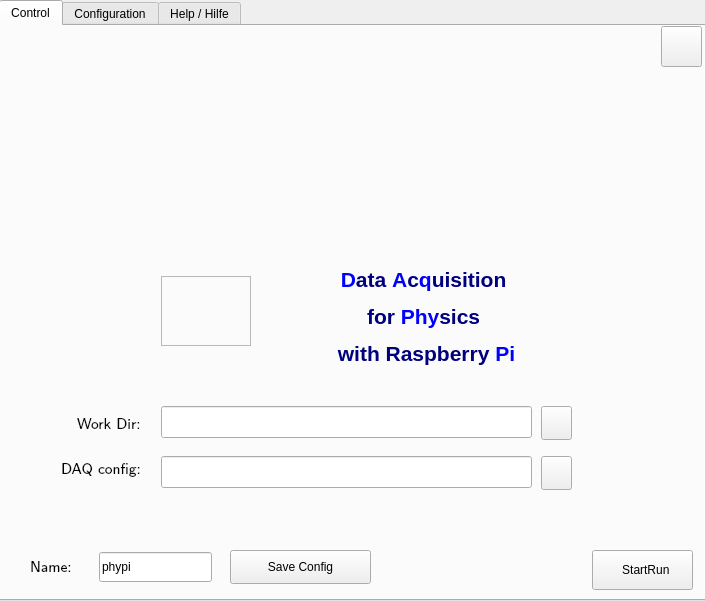
This is phypidaq/phypi.ui in GuenterQuast/PhyPiDAQ as Qt 5 draws it before an edit. The edited form follows.
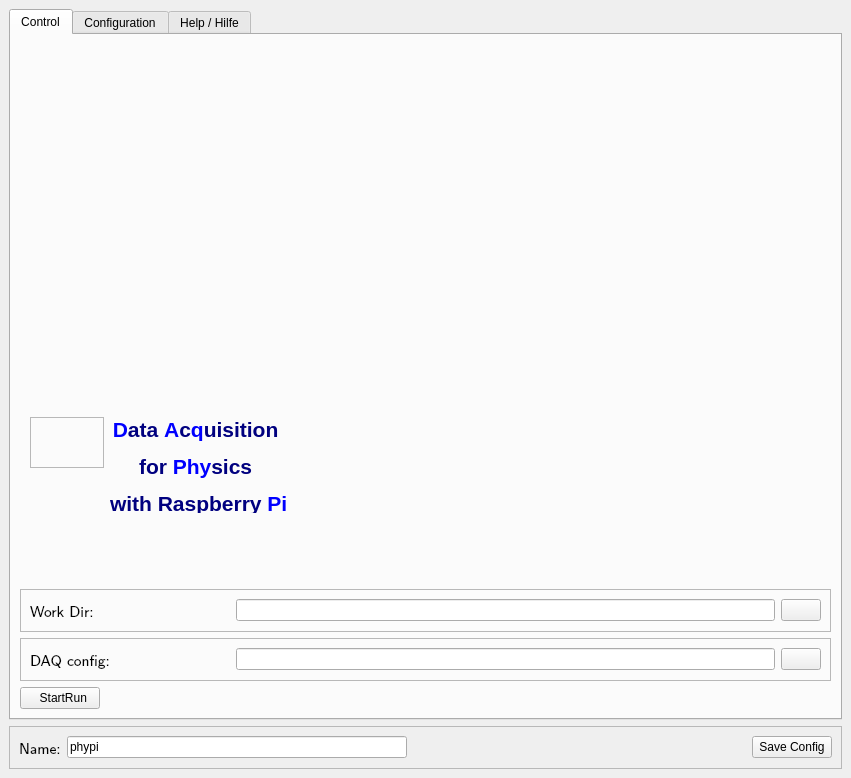
This is the edited form. Icons and pictures are not drawn.

Commit message:
make UI responsive
fixed alignment issue in Qt-Designer to make it responsive

The edit to the form file:
```diff
--- a/phypidaq/phypi.ui
+++ b/phypidaq/phypi.ui
@@ -6,8 +6,8 @@
    <rect>
     <x>0</x>
     <y>0</y>
-    <width>705</width>
-    <height>601</height>
+    <width>851</width>
+    <height>778</height>
    </rect>
   </property>
   <property name="sizePolicy">
@@ -26,15 +26,9 @@
      <verstretch>0</verstretch>
     </sizepolicy>
    </property>
+   <layout class="QVBoxLayout" name="verticalLayout_3">
+    <item>
    <widget class="QTabWidget" name="tab_Main">
-    <property name="geometry">
-     <rect>
-      <x>-1</x>
-      <y>0</y>
-      <width>711</width>
-      <height>601</height>
-     </rect>
-    </property>
     <property name="toolTip">
      <string>&lt;html&gt;&lt;head/&gt;&lt;body&gt;&lt;p&gt;Output  / Configuration / Help&lt;/p&gt;&lt;/body&gt;&lt;/html&gt;</string>
     </property>
@@ -54,15 +48,56 @@
      <attribute name="title">
       <string>Control</string>
      </attribute>
+       <layout class="QVBoxLayout" name="verticalLayout_10">
+        <item>
+         <widget class="QLabel" name="label_3">
+          <property name="text">
+           <string/>
+          </property>
+         </widget>
+        </item>
+        <item>
+         <widget class="QLabel" name="label_2">
+          <property name="sizePolicy">
+           <sizepolicy hsizetype="Fixed" vsizetype="Preferred">
+            <horstretch>0</horstretch>
+            <verstretch>0</verstretch>
+           </sizepolicy>
+          </property>
+          <property name="text">
+           <string/>
+          </property>
+          <property name="pixmap">
+           <pixmap>images/PhyPiDAQdiagram.png</pixmap>
+          </property>
+          <property name="scaledContents">
+           <bool>true</bool>
+          </property>
+         </widget>
+        </item>
+        <item>
+         <widget class="QFrame" name="frame_3">
+          <property name="frameShape">
+           <enum>QFrame::NoFrame</enum>
+          </property>
+          <property name="frameShadow">
+           <enum>QFrame::Raised</enum>
+          </property>
      <widget class="QLabel" name="label_Picture">
       <property name="geometry">
        <rect>
-        <x>160</x>
-        <y>250</y>
-        <width>90</width>
-        <height>70</height>
-       </rect>
-      </property>
+             <x>10</x>
+             <y>10</y>
+             <width>74</width>
+             <height>51</height>
+            </rect>
+           </property>
+           <property name="sizePolicy">
+            <sizepolicy hsizetype="Fixed" vsizetype="Fixed">
+             <horstretch>0</horstretch>
+             <verstretch>0</verstretch>
+            </sizepolicy>
+           </property>
       <property name="toolTip">
        <string>PhyPi Data Acquitision with Raspberry Pi</string>
       </property>
@@ -85,12 +120,18 @@
      <widget class="QLabel" name="label_caption">
       <property name="geometry">
        <rect>
-        <x>230</x>
-        <y>220</y>
-        <width>391</width>
-        <height>141</height>
-       </rect>
-      </property>
+             <x>90</x>
+             <y>10</y>
+             <width>177</width>
+             <height>96</height>
+            </rect>
+           </property>
+           <property name="sizePolicy">
+            <sizepolicy hsizetype="Fixed" vsizetype="Preferred">
+             <horstretch>0</horstretch>
+             <verstretch>0</verstretch>
+            </sizepolicy>
+           </property>
       <property name="font">
        <font>
         <pointsize>12</pointsize>
@@ -100,14 +141,100 @@
        <string>&lt;html&gt;&lt;head/&gt;&lt;body&gt;&lt;p align=&quot;center&quot;&gt;&lt;span style=&quot; font-size:16pt; font-weight:600; color:#0000ff;&quot;&gt;D&lt;/span&gt;&lt;span style=&quot; font-size:16pt; font-weight:600; color:#00007f;&quot;&gt;ata &lt;/span&gt;&lt;span style=&quot; font-size:16pt; font-weight:600; color:#0000ff;&quot;&gt;A&lt;/span&gt;&lt;span style=&quot; font-size:16pt; font-weight:600; color:#00007f;&quot;&gt;c&lt;/span&gt;&lt;span style=&quot; font-size:16pt; font-weight:600; color:#0000ff;&quot;&gt;q&lt;/span&gt;&lt;span style=&quot; font-size:16pt; font-weight:600; color:#00007f;&quot;&gt;uisition &lt;/span&gt;&lt;/p&gt;&lt;p align=&quot;center&quot;&gt;&lt;span style=&quot; font-size:16pt; font-weight:600; color:#00007f;&quot;&gt;for &lt;/span&gt;&lt;span style=&quot; font-size:16pt; font-weight:600; color:#0000ff;&quot;&gt;Phy&lt;/span&gt;&lt;span style=&quot; font-size:16pt; font-weight:600; color:#00007f;&quot;&gt;sics &lt;/span&gt;&lt;/p&gt;&lt;p align=&quot;center&quot;&gt;&lt;span style=&quot; font-size:16pt; font-weight:600; color:#00007f;&quot;&gt;with Raspberry &lt;/span&gt;&lt;span style=&quot; font-size:16pt; font-weight:600; color:#0000ff;&quot;&gt;Pi&lt;/span&gt;&lt;span style=&quot; font-size:16pt; font-weight:600; color:#00007f;&quot;/&gt;&lt;/p&gt;&lt;/body&gt;&lt;/html&gt;</string>
       </property>
      </widget>
+         </widget>
+        </item>
+        <item>
+         <widget class="QFrame" name="frame_4">
+          <property name="sizePolicy">
+           <sizepolicy hsizetype="Preferred" vsizetype="Fixed">
+            <horstretch>0</horstretch>
+            <verstretch>0</verstretch>
+           </sizepolicy>
+          </property>
+          <property name="frameShape">
+           <enum>QFrame::StyledPanel</enum>
+          </property>
+          <property name="frameShadow">
+           <enum>QFrame::Raised</enum>
+          </property>
+          <layout class="QHBoxLayout" name="horizontalLayout_4">
+           <item>
+            <widget class="QLabel" name="label_WorkDir">
+             <property name="sizePolicy">
+              <sizepolicy hsizetype="Fixed" vsizetype="Preferred">
+               <horstretch>0</horstretch>
+               <verstretch>0</verstretch>
+              </sizepolicy>
+             </property>
+             <property name="minimumSize">
+              <size>
+               <width>200</width>
+               <height>0</height>
+              </size>
+             </property>
+             <property name="font">
+              <font>
+               <family>Latin Modern Sans</family>
+               <pointsize>11</pointsize>
+              </font>
+             </property>
+             <property name="text">
+              <string>Work Dir: </string>
+             </property>
+            </widget>
+           </item>
+           <item>
+            <widget class="QLineEdit" name="lE_WorkDir">
+             <property name="readOnly">
+              <bool>true</bool>
+             </property>
+            </widget>
+           </item>
+           <item>
+            <widget class="QPushButton" name="pB_WDselect">
+             <property name="toolTip">
+              <string>&lt;html&gt;&lt;head/&gt;&lt;body&gt;&lt;p&gt;select working directory (where ouput is stored)&lt;/p&gt;&lt;/body&gt;&lt;/html&gt;</string>
+             </property>
+             <property name="text">
+              <string/>
+             </property>
+             <property name="icon">
+              <iconset>
+               <normaloff>images/open-folder.jpg</normaloff>images/open-folder.jpg</iconset>
+             </property>
+            </widget>
+           </item>
+          </layout>
+         </widget>
+        </item>
+        <item>
+         <widget class="QFrame" name="frame_5">
+          <property name="sizePolicy">
+           <sizepolicy hsizetype="Preferred" vsizetype="Fixed">
+            <horstretch>0</horstretch>
+            <verstretch>0</verstretch>
+           </sizepolicy>
+          </property>
+          <property name="frameShape">
+           <enum>QFrame::StyledPanel</enum>
+          </property>
+          <property name="frameShadow">
+           <enum>QFrame::Raised</enum>
+          </property>
+          <layout class="QHBoxLayout" name="horizontalLayout_5">
+           <item>
      <widget class="QLabel" name="label_DAQconfig">
-      <property name="geometry">
-       <rect>
-        <x>60</x>
-        <y>426</y>
-        <width>91</width>
-        <height>30</height>
-       </rect>
+             <property name="sizePolicy">
+              <sizepolicy hsizetype="Fixed" vsizetype="Preferred">
+               <horstretch>0</horstretch>
+               <verstretch>0</verstretch>
+              </sizepolicy>
+             </property>
+             <property name="minimumSize">
+              <size>
+               <width>200</width>
+               <height>0</height>
+              </size>
       </property>
       <property name="font">
        <font>
@@ -122,15 +249,9 @@
        <enum>Qt::PlainText</enum>
       </property>
      </widget>
+           </item>
+           <item>
      <widget class="QLineEdit" name="lE_DAQConfFile">
-      <property name="geometry">
-       <rect>
-        <x>160</x>
-        <y>430</y>
-        <width>371</width>
-        <height>32</height>
-       </rect>
-      </property>
       <property name="toolTip">
        <string>&lt;html&gt;&lt;head/&gt;&lt;body&gt;&lt;p&gt;DAQ configuration file (type .daq)&lt;/p&gt;&lt;/body&gt;&lt;/html&gt;</string>
       </property>
@@ -144,14 +265,34 @@
        <bool>true</bool>
       </property>
      </widget>
+           </item>
+           <item>
+            <widget class="QPushButton" name="pB_FileSelect">
+             <property name="toolTip">
+              <string>&lt;html&gt;&lt;head/&gt;&lt;body&gt;&lt;p&gt;selecd daq configuration file&lt;/p&gt;&lt;/body&gt;&lt;/html&gt;</string>
+             </property>
+             <property name="text">
+              <string/>
+             </property>
+             <property name="icon">
+              <iconset>
+               <normaloff>images/open-folder.jpg</normaloff>images/open-folder.jpg</iconset>
+             </property>
+            </widget>
+           </item>
+          </layout>
+         </widget>
+        </item>
+        <item>
+         <layout class="QVBoxLayout" name="verticalLayout"/>
+        </item>
+        <item>
      <widget class="QPushButton" name="pB_StartRun">
-      <property name="geometry">
-       <rect>
-        <x>591</x>
-        <y>524</y>
-        <width>101</width>
-        <height>40</height>
-       </rect>
+          <property name="sizePolicy">
+           <sizepolicy hsizetype="Fixed" vsizetype="Fixed">
+            <horstretch>0</horstretch>
+            <verstretch>0</verstretch>
+           </sizepolicy>
       </property>
       <property name="toolTip">
        <string>&lt;html&gt;&lt;head/&gt;&lt;body&gt;&lt;p&gt;Start Data Acquisition&lt;/p&gt;&lt;/body&gt;&lt;/html&gt;</string>
@@ -170,152 +311,8 @@
        </size>
       </property>
      </widget>
-     <widget class="QPushButton" name="pB_FileSelect">
-      <property name="geometry">
-       <rect>
-        <x>540</x>
-        <y>430</y>
-        <width>31</width>
-        <height>34</height>
-       </rect>
-      </property>
-      <property name="toolTip">
-       <string>&lt;html&gt;&lt;head/&gt;&lt;body&gt;&lt;p&gt;selecd daq configuration file&lt;/p&gt;&lt;/body&gt;&lt;/html&gt;</string>
-      </property>
-      <property name="text">
-       <string/>
-      </property>
-      <property name="icon">
-       <iconset>
-        <normaloff>images/open-folder.jpg</normaloff>images/open-folder.jpg</iconset>
-      </property>
-     </widget>
-     <widget class="QPushButton" name="pB_abort">
-      <property name="geometry">
-       <rect>
-        <x>660</x>
-        <y>0</y>
-        <width>41</width>
-        <height>41</height>
-       </rect>
-      </property>
-      <property name="toolTip">
-       <string>&lt;html&gt;&lt;head/&gt;&lt;body&gt;&lt;p&gt;Exit PhyPi Gui&lt;/p&gt;&lt;/body&gt;&lt;/html&gt;</string>
-      </property>
-      <property name="accessibleDescription">
-       <string/>
-      </property>
-      <property name="text">
-       <string/>
-      </property>
-      <property name="icon">
-       <iconset>
-        <normaloff>images/application-exit.jpg</normaloff>images/application-exit.jpg</iconset>
-      </property>
-      <property name="iconSize">
-       <size>
-        <width>20</width>
-        <height>20</height>
-       </size>
-      </property>
-      <property name="autoDefault">
-       <bool>false</bool>
-      </property>
-     </widget>
-     <widget class="QLineEdit" name="lE_WorkDir">
-      <property name="geometry">
-       <rect>
-        <x>160</x>
-        <y>380</y>
-        <width>371</width>
-        <height>32</height>
-       </rect>
-      </property>
-      <property name="readOnly">
-       <bool>true</bool>
-      </property>
-     </widget>
-     <widget class="QLabel" name="label_WorkDir">
-      <property name="geometry">
-       <rect>
-        <x>76</x>
-        <y>386</y>
-        <width>81</width>
-        <height>20</height>
-       </rect>
-      </property>
-      <property name="font">
-       <font>
-        <family>Latin Modern Sans</family>
-        <pointsize>11</pointsize>
-       </font>
-      </property>
-      <property name="text">
-       <string>Work Dir: </string>
-      </property>
-     </widget>
-     <widget class="QPushButton" name="pB_WDselect">
-      <property name="geometry">
-       <rect>
-        <x>540</x>
-        <y>380</y>
-        <width>31</width>
-        <height>34</height>
-       </rect>
-      </property>
-      <property name="toolTip">
-       <string>&lt;html&gt;&lt;head/&gt;&lt;body&gt;&lt;p&gt;select working directory (where ouput is stored)&lt;/p&gt;&lt;/body&gt;&lt;/html&gt;</string>
-      </property>
-      <property name="text">
-       <string/>
-      </property>
-      <property name="icon">
-       <iconset>
-        <normaloff>images/open-folder.jpg</normaloff>images/open-folder.jpg</iconset>
-      </property>
-     </widget>
-     <widget class="QLabel" name="label_2">
-      <property name="geometry">
-       <rect>
-        <x>80</x>
-        <y>50</y>
-        <width>551</width>
-        <height>171</height>
-       </rect>
-      </property>
-      <property name="text">
-       <string/>
-      </property>
-      <property name="pixmap">
-       <pixmap>images/PhyPiDAQdiagram.png</pixmap>
-      </property>
-      <property name="scaledContents">
-       <bool>true</bool>
-      </property>
-     </widget>
-     <widget class="QWidget" name="verticalLayoutWidget">
-      <property name="geometry">
-       <rect>
-        <x>11</x>
-        <y>490</y>
-        <width>681</width>
-        <height>16</height>
-       </rect>
-      </property>
-      <layout class="QVBoxLayout" name="verticalLayout"/>
-     </widget>
-     <zorder>label_Picture</zorder>
-     <zorder>label_caption</zorder>
-     <zorder>label_DAQconfig</zorder>
-     <zorder>lE_DAQConfFile</zorder>
-     <zorder>pB_StartRun</zorder>
-     <zorder>pB_FileSelect</zorder>
-     <zorder>lE_WorkDir</zorder>
-     <zorder>label_WorkDir</zorder>
-     <zorder>pB_WDselect</zorder>
-     <zorder>label_2</zorder>
-     <zorder>pB_abort</zorder>
-     <zorder>verticalLayoutWidget</zorder>
+        </item>
+       </layout>
     </widget>
     <widget class="QWidget" name="Tab_Config">
      <property name="toolTip">
@@ -324,18 +321,19 @@
      <attribute name="title">
       <string>Configuration</string>
      </attribute>
+       <layout class="QVBoxLayout" name="verticalLayout_4">
+        <item>
+         <widget class="QRadioButton" name="rB_EditMode">
+          <property name="text">
+           <string>Edit Mode</string>
+          </property>
+         </widget>
+        </item>
+        <item>
      <widget class="QTabWidget" name="tabConfig">
       <property name="enabled">
        <bool>true</bool>
       </property>
-      <property name="geometry">
-       <rect>
-        <x>10</x>
-        <y>10</y>
-        <width>821</width>
-        <height>501</height>
-       </rect>
-      </property>
       <property name="sizePolicy">
        <sizepolicy hsizetype="Expanding" vsizetype="Expanding">
         <horstretch>0</horstretch>
@@ -367,15 +365,9 @@
        <attribute name="title">
         <string>PhyPi Config</string>
        </attribute>
+           <layout class="QVBoxLayout" name="verticalLayout_6">
+            <item>
        <widget class="QPlainTextEdit" name="pTE_phypiConfig">
-        <property name="geometry">
-         <rect>
-          <x>0</x>
-          <y>10</y>
-          <width>681</width>
-          <height>431</height>
-         </rect>
-        </property>
         <property name="toolTip">
          <string>&lt;html&gt;&lt;head/&gt;&lt;body&gt;&lt;p&gt;Main PhyPi Configuration File&lt;/p&gt;&lt;/body&gt;&lt;/html&gt;</string>
         </property>
@@ -383,17 +375,17 @@
          <bool>true</bool>
         </property>
        </widget>
+            </item>
+            <item>
        <widget class="QPushButton" name="pB_reloadConfig">
         <property name="enabled">
          <bool>false</bool>
         </property>
-        <property name="geometry">
-         <rect>
-          <x>500</x>
-          <y>440</y>
-          <width>171</width>
-          <height>21</height>
-         </rect>
+              <property name="sizePolicy">
+               <sizepolicy hsizetype="Fixed" vsizetype="Fixed">
+                <horstretch>0</horstretch>
+                <verstretch>0</verstretch>
+               </sizepolicy>
         </property>
         <property name="toolTip">
          <string>&lt;html&gt;&lt;head/&gt;&lt;body&gt;&lt;p&gt;reload device configuration files if names or paths changed&lt;/p&gt;&lt;/body&gt;&lt;/html&gt;</string>
@@ -415,6 +407,8 @@
          <bool>false</bool>
         </property>
        </widget>
+            </item>
+           </layout>
       </widget>
       <widget class="QWidget" name="tab_DeviceConfig0">
        <property name="toolTip">
@@ -423,15 +417,9 @@
        <attribute name="title">
         <string>Device Config</string>
        </attribute>
+           <layout class="QVBoxLayout" name="verticalLayout_7">
+            <item>
        <widget class="QPlainTextEdit" name="pTE_DeviceConfig0">
-        <property name="geometry">
-         <rect>
-          <x>0</x>
-          <y>10</y>
-          <width>681</width>
-          <height>411</height>
-         </rect>
-        </property>
         <property name="toolTip">
          <string>Device Configuration</string>
         </property>
@@ -439,14 +427,14 @@
          <bool>true</bool>
         </property>
        </widget>
+            </item>
+            <item>
        <widget class="QPushButton" name="pB_DeviceSelect0">
-        <property name="geometry">
-         <rect>
-          <x>490</x>
-          <y>423</y>
-          <width>181</width>
-          <height>34</height>
-         </rect>
+              <property name="sizePolicy">
+               <sizepolicy hsizetype="Fixed" vsizetype="Fixed">
+                <horstretch>0</horstretch>
+                <verstretch>0</verstretch>
+               </sizepolicy>
         </property>
         <property name="toolTip">
          <string>&lt;html&gt;&lt;head/&gt;&lt;body&gt;&lt;p&gt;load template device configuration&lt;/p&gt;&lt;/body&gt;&lt;/html&gt;</string>
@@ -459,6 +447,8 @@
           <normaloff>images/open-folder.jpg</normaloff>images/open-folder.jpg</iconset>
         </property>
        </widget>
+            </item>
+           </layout>
       </widget>
       <widget class="QWidget" name="tab_DeviceConfig1">
        <property name="enabled">
@@ -470,27 +460,21 @@
        <attribute name="title">
         <string>2nd Device</string>
        </attribute>
+           <layout class="QVBoxLayout" name="verticalLayout_8">
+            <item>
        <widget class="QPlainTextEdit" name="pTE_DeviceConfig1">
-        <property name="geometry">
-         <rect>
-          <x>0</x>
-          <y>0</y>
-          <width>681</width>
-          <height>421</height>
-         </rect>
-        </property>
         <property name="readOnly">
          <bool>true</bool>
         </property>
        </widget>
+            </item>
+            <item>
        <widget class="QPushButton" name="pB_DeviceSelect1">
-        <property name="geometry">
-         <rect>
-          <x>490</x>
-          <y>423</y>
-          <width>181</width>
-          <height>34</height>
-         </rect>
+              <property name="sizePolicy">
+               <sizepolicy hsizetype="Fixed" vsizetype="Fixed">
+                <horstretch>0</horstretch>
+                <verstretch>0</verstretch>
+               </sizepolicy>
         </property>
         <property name="text">
          <string>     load Device Config</string>
@@ -500,6 +484,8 @@
           <normaloff>images/open-folder.jpg</normaloff>images/open-folder.jpg</iconset>
         </property>
        </widget>
+            </item>
+           </layout>
       </widget>
       <widget class="QWidget" name="tab_DeviceConfig2">
        <property name="enabled">
@@ -508,27 +494,21 @@
        <attribute name="title">
         <string>3rd Device</string>
        </attribute>
+           <layout class="QVBoxLayout" name="verticalLayout_9">
+            <item>
        <widget class="QPlainTextEdit" name="pTE_DeviceConfig2">
-        <property name="geometry">
-         <rect>
-          <x>0</x>
-          <y>0</y>
-          <width>681</width>
-          <height>421</height>
-         </rect>
-        </property>
         <property name="readOnly">
          <bool>true</bool>
         </property>
        </widget>
+            </item>
+            <item>
        <widget class="QPushButton" name="pB_DeviceSelect2">
-        <property name="geometry">
-         <rect>
-          <x>490</x>
-          <y>423</y>
-          <width>181</width>
-          <height>34</height>
-         </rect>
+              <property name="sizePolicy">
+               <sizepolicy hsizetype="Fixed" vsizetype="Fixed">
+                <horstretch>0</horstretch>
+                <verstretch>0</verstretch>
+               </sizepolicy>
         </property>
         <property name="text">
          <string>     load Device Config</string>
@@ -538,21 +518,12 @@
           <normaloff>images/open-folder.jpg</normaloff>images/open-folder.jpg</iconset>
         </property>
        </widget>
-      </widget>
-     </widget>
-     <widget class="QRadioButton" name="rB_EditMode">
-      <property name="geometry">
-       <rect>
-        <x>580</x>
-        <y>10</y>
-        <width>111</width>
-        <height>30</height>
-       </rect>
-      </property>
-      <property name="text">
-       <string>Edit Mode</string>
-      </property>
-     </widget>
+            </item>
+           </layout>
+          </widget>
+         </widget>
+        </item>
+       </layout>
     </widget>
     <widget class="QWidget" name="Tab_Help">
      <property name="toolTip">
@@ -561,33 +532,23 @@
      <attribute name="title">
       <string>Help / Hilfe</string>
      </attribute>
-     <widget class="QTextEdit" name="TE_Help">
-      <property name="geometry">
-       <rect>
-        <x>10</x>
-        <y>30</y>
-        <width>691</width>
-        <height>481</height>
-       </rect>
-      </property>
-      <property name="undoRedoEnabled">
-       <bool>false</bool>
-      </property>
-      <property name="readOnly">
-       <bool>true</bool>
-      </property>
-      <property name="placeholderText">
-       <string notr="true"/>
-      </property>
-     </widget>
+       <layout class="QVBoxLayout" name="verticalLayout_2">
+        <item>
+         <widget class="QFrame" name="frame_2">
+          <property name="frameShape">
+           <enum>QFrame::StyledPanel</enum>
+          </property>
+          <property name="frameShadow">
+           <enum>QFrame::Raised</enum>
+          </property>
+          <layout class="QHBoxLayout" name="horizontalLayout">
+           <item>
      <widget class="QPushButton" name="pB_Help">
-      <property name="geometry">
-       <rect>
-        <x>10</x>
-        <y>0</y>
-        <width>88</width>
-        <height>31</height>
-       </rect>
+             <property name="sizePolicy">
+              <sizepolicy hsizetype="Fixed" vsizetype="Fixed">
+               <horstretch>0</horstretch>
+               <verstretch>0</verstretch>
+              </sizepolicy>
       </property>
       <property name="text">
        <string>English</string>
@@ -597,14 +558,14 @@
         <normaloff>images/flagUK.png</normaloff>images/flagUK.png</iconset>
       </property>
      </widget>
+           </item>
+           <item>
      <widget class="QPushButton" name="pB_Hilfe">
-      <property name="geometry">
-       <rect>
-        <x>110</x>
-        <y>0</y>
-        <width>88</width>
-        <height>31</height>
-       </rect>
+             <property name="sizePolicy">
+              <sizepolicy hsizetype="Fixed" vsizetype="Fixed">
+               <horstretch>0</horstretch>
+               <verstretch>0</verstretch>
+              </sizepolicy>
       </property>
       <property name="text">
        <string>Deutsch</string>
@@ -614,17 +575,95 @@
         <normaloff>images/flagDE.png</normaloff>images/flagDE.png</iconset>
       </property>
      </widget>
-    </widget>
-   </widget>
+           </item>
+           <item>
+            <spacer name="horizontalSpacer_2">
+             <property name="orientation">
+              <enum>Qt::Horizontal</enum>
+             </property>
+             <property name="sizeHint" stdset="0">
+              <size>
+               <width>40</width>
+               <height>20</height>
+              </size>
+             </property>
+            </spacer>
+           </item>
+           <item>
+            <widget class="QPushButton" name="pB_abort">
+             <property name="sizePolicy">
+              <sizepolicy hsizetype="Fixed" vsizetype="Fixed">
+               <horstretch>0</horstretch>
+               <verstretch>0</verstretch>
+              </sizepolicy>
+             </property>
+             <property name="toolTip">
+              <string>&lt;html&gt;&lt;head/&gt;&lt;body&gt;&lt;p&gt;Exit PhyPi Gui&lt;/p&gt;&lt;/body&gt;&lt;/html&gt;</string>
+             </property>
+             <property name="accessibleDescription">
+              <string/>
+             </property>
+             <property name="text">
+              <string/>
+             </property>
+             <property name="icon">
+              <iconset>
+               <normaloff>images/application-exit.jpg</normaloff>images/application-exit.jpg</iconset>
+             </property>
+             <property name="iconSize">
+              <size>
+               <width>20</width>
+               <height>20</height>
+              </size>
+             </property>
+             <property name="autoDefault">
+              <bool>false</bool>
+             </property>
+            </widget>
+           </item>
+          </layout>
+         </widget>
+        </item>
+        <item>
+         <widget class="QTextEdit" name="TE_Help">
+          <property name="sizePolicy">
+           <sizepolicy hsizetype="Expanding" vsizetype="Expanding">
+            <horstretch>0</horstretch>
+            <verstretch>0</verstretch>
+           </sizepolicy>
+          </property>
+          <property name="autoFillBackground">
+           <bool>false</bool>
+          </property>
+          <property name="sizeAdjustPolicy">
+           <enum>QAbstractScrollArea::AdjustIgnored</enum>
+          </property>
+          <property name="undoRedoEnabled">
+           <bool>false</bool>
+          </property>
+          <property name="readOnly">
+           <bool>true</bool>
+          </property>
+          <property name="placeholderText">
+           <string notr="true"/>
+          </property>
+         </widget>
+        </item>
+       </layout>
+      </widget>
+     </widget>
+    </item>
+    <item>
+     <widget class="QFrame" name="frame">
+      <property name="frameShape">
+       <enum>QFrame::StyledPanel</enum>
+      </property>
+      <property name="frameShadow">
+       <enum>QFrame::Raised</enum>
+      </property>
+      <layout class="QHBoxLayout" name="horizontalLayout_2">
+       <item>
    <widget class="QLabel" name="label">
-    <property name="geometry">
-     <rect>
-      <x>30</x>
-      <y>550</y>
-      <width>60</width>
-      <height>31</height>
-     </rect>
-    </property>
     <property name="font">
      <font>
       <family>Latin Modern Sans</family>
@@ -641,15 +680,9 @@
      <enum>Qt::PlainText</enum>
     </property>
    </widget>
+       </item>
+       <item>
    <widget class="QLineEdit" name="lE_RunTag">
-    <property name="geometry">
-     <rect>
-      <x>99</x>
-      <y>552</y>
-      <width>113</width>
-      <height>30</height>
-     </rect>
-    </property>
     <property name="toolTip">
      <string>&lt;html&gt;&lt;head/&gt;&lt;body&gt;&lt;p&gt;Name for the run&lt;/p&gt;&lt;/body&gt;&lt;/html&gt;</string>
     </property>
@@ -657,15 +690,22 @@
      <string>phypi</string>
     </property>
    </widget>
+       </item>
+       <item>
+        <spacer name="horizontalSpacer">
+         <property name="orientation">
+          <enum>Qt::Horizontal</enum>
+         </property>
+         <property name="sizeHint" stdset="0">
+          <size>
+           <width>40</width>
+           <height>20</height>
+          </size>
+         </property>
+        </spacer>
+       </item>
+       <item>
    <widget class="QPushButton" name="pB_SaveDefault">
-    <property name="geometry">
-     <rect>
-      <x>230</x>
-      <y>550</y>
-      <width>141</width>
-      <height>34</height>
-     </rect>
-    </property>
     <property name="toolTip">
      <string>&lt;html&gt;&lt;head/&gt;&lt;body&gt;&lt;p&gt;save all config files&lt;/p&gt;&lt;/body&gt;&lt;/html&gt;</string>
     </property>
@@ -673,6 +713,11 @@
      <string>Save Config</string>
     </property>
    </widget>
+       </item>
+      </layout>
+     </widget>
+    </item>
+   </layout>
   </widget>
  </widget>
  <resources>
```
Left out of the diff: 2 changed lines with no effect on the pictures. Lines whose indentation alone changed are shown as unchanged. The commit also changes 1 other file.
